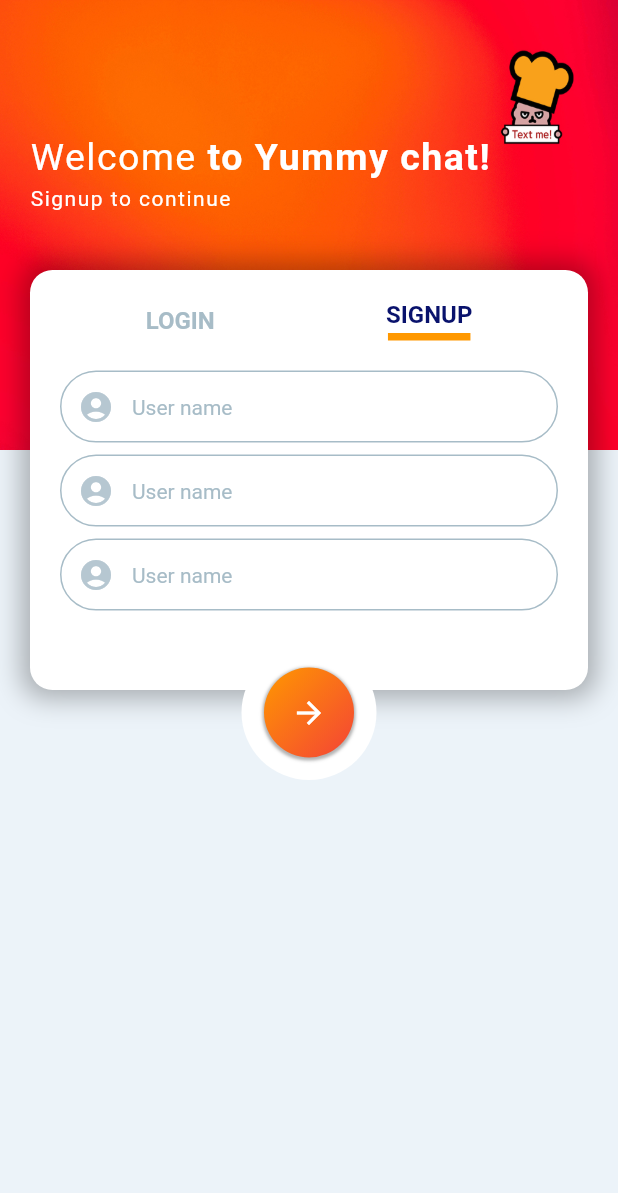
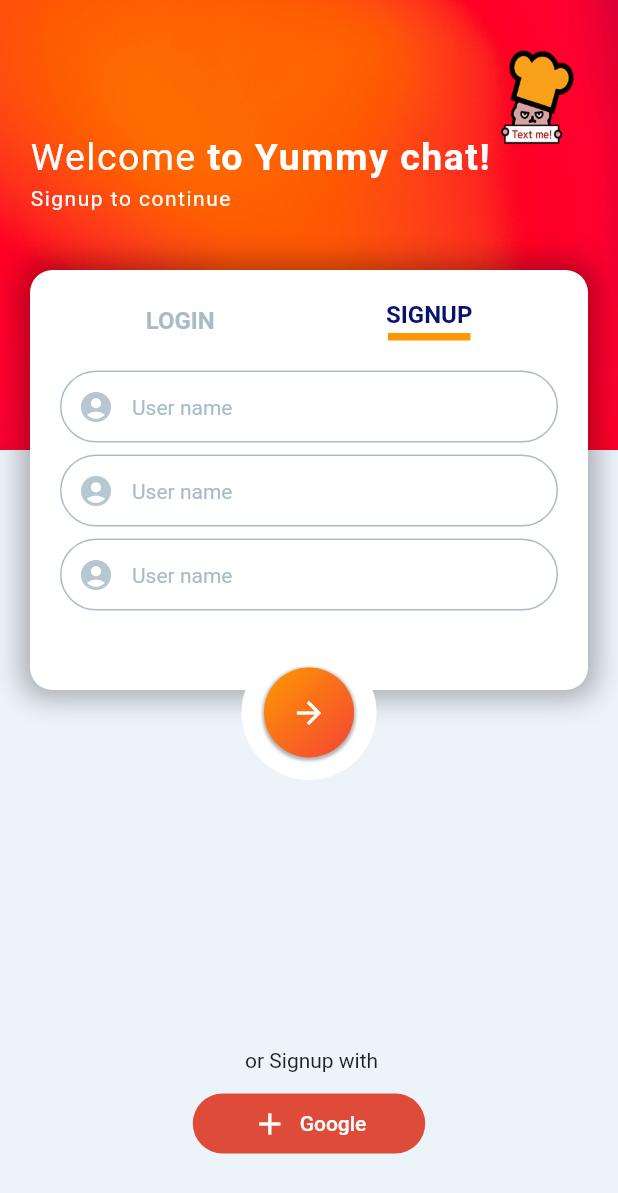
Before and after one commit to js0505/flutter_chatting, a Flutter app: the screen it shows after launch, on a phone screen of 412 x 824 dp. Shown: the top 1193 px of the screen. Run offline on Flutter 3.47's test engine with Material 2 defaults, Android fonts, the phone set to English and light mode, and no system bars.

Commit message:
signup with google 버튼 TextButton.icon, 미디어쿼리 높이

```diff
--- a/lib/screens/main_screen.dart
+++ b/lib/screens/main_screen.dart
@@ -265,6 +265,7 @@ class _LoginSignupScreenState extends State<LoginSignupScreen> {
             ),
           ),
           // TextFormField Positioned 끝
+          // 전송버튼 시작.
           Positioned(
             top: 430,
             right: 0,
@@ -306,6 +307,33 @@ class _LoginSignupScreenState extends State<LoginSignupScreen> {
               ),
             ),
           ),
+          // 전송버튼 끝.
+          Positioned(
+            top: MediaQuery.of(context).size.height - 125,
+            right: 0,
+            left: 0,
+            child: Column(
+              children: [
+                const Text(' or Signup with'),
+                const SizedBox(
+                  height: 10,
+                ),
+                TextButton.icon(
+                  onPressed: () {},
+                  style: TextButton.styleFrom(
+                    primary: Colors.white,
+                    minimumSize: Size(155, 40),
+                    shape: RoundedRectangleBorder(
+                      borderRadius: BorderRadius.circular(20),
+                    ),
+                    backgroundColor: Pallete.googleColor,
+                  ),
+                  icon: Icon(Icons.add),
+                  label: Text('Google'),
+                ),
+              ],
+            ),
+          ),
         ],
       ),
     );
```
